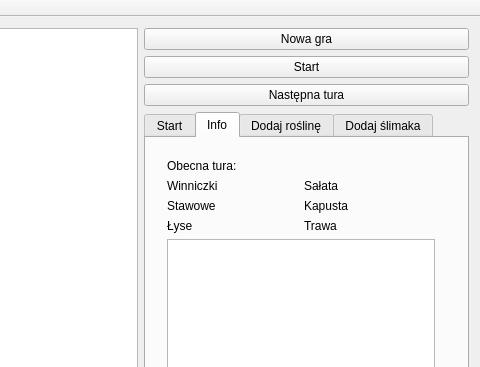
Above: mainwindow.ui from KarolStachurka/PJC before the change; both pictures show x 135 to 615 and y 0 to 367 of the 615 by 534 pixel window. Below: the same form after it.
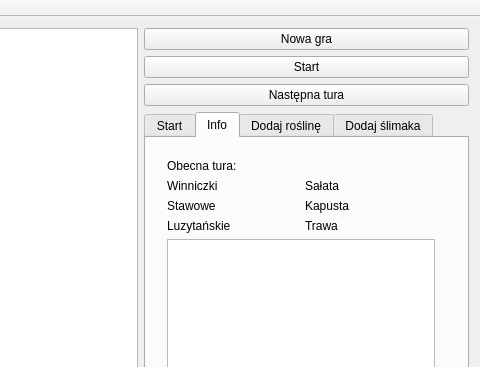
That is the form after the change. The open tabs and pages were chosen to show the change.

The edit to the form file:
```diff
--- a/mainwindow.ui
+++ b/mainwindow.ui
@@ -418,7 +418,7 @@
                <item row="2" column="0">
                 <widget class="QLabel" name="label_10">
                  <property name="text">
-                  <string>Łyse</string>
+                  <string>Luzytańskie</string>
                  </property>
                 </widget>
                </item>
```
Left out of the diff: 6 changed lines with no effect on the pictures.
